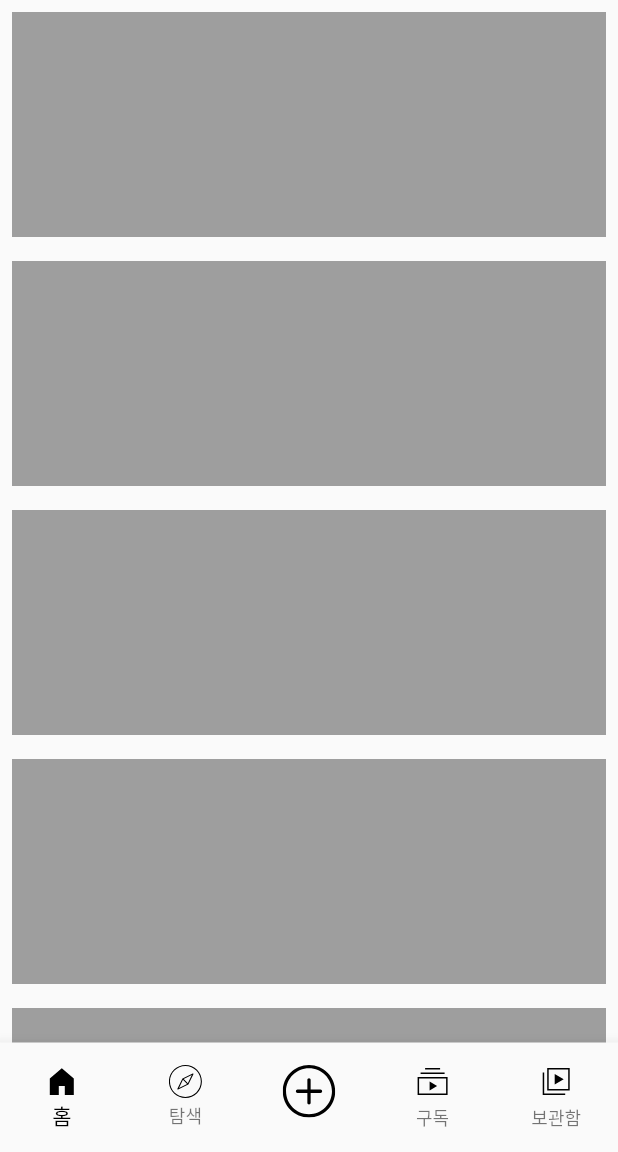
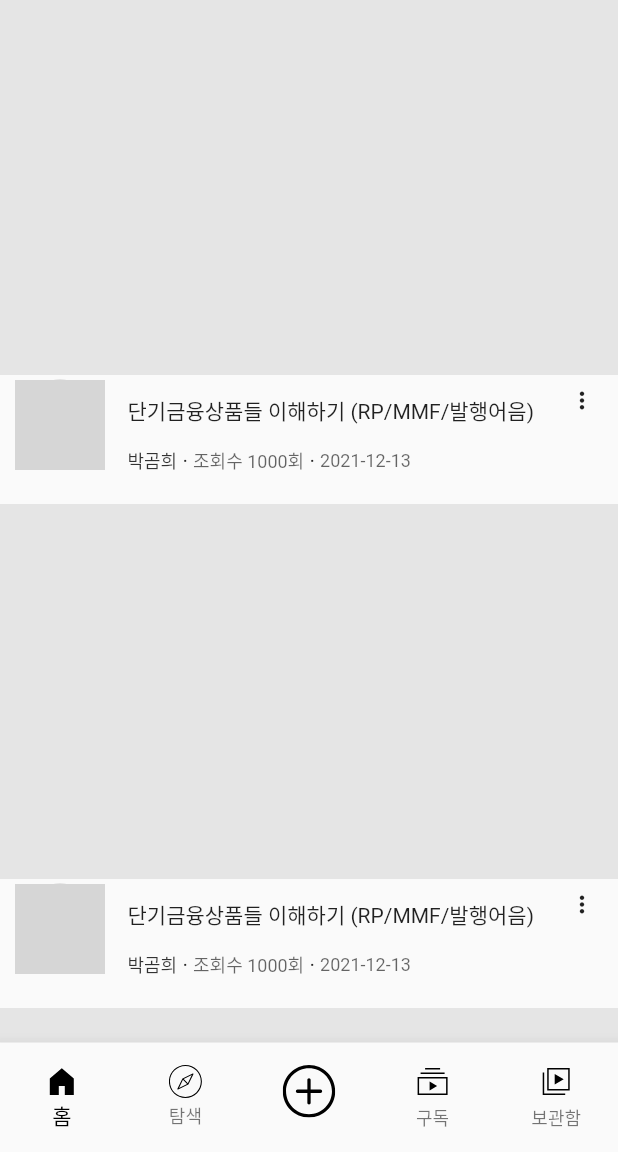
Before and after one commit to 99mini/youtube_clone_app, a Flutter app: the screen it shows after launch, on a phone screen of 412 x 824 dp, the part 84-1236 px from its top. Run offline on Flutter 3.47's test engine with Material 2 defaults, Android fonts, the phone set to English and light mode, and no system bars; our stand-ins replace flutter_svg, get; network calls fail; grey boxes are pictures that could not be loaded.

Commit message:
make home list view

```diff
--- a/lib/main.dart
+++ b/lib/main.dart
@@ -3,6 +3,7 @@ import 'package:get/get.dart';
 import 'package:youtube_clone_app2/src/bindings/init_binding.dart';
 
 import 'src/app.dart';
+import 'src/components/youtube_detail.dart';
 
 void main() {
   runApp(const MyApp());
@@ -15,6 +16,7 @@ class MyApp extends StatelessWidget {
   @override
   Widget build(BuildContext context) {
     return GetMaterialApp(
+      debugShowCheckedModeBanner: false,
       title: 'Youtube clone 2',
       theme: ThemeData(
           primaryColor: Colors.white,
@@ -37,7 +39,11 @@ class MyApp extends StatelessWidget {
         GetPage(
           name: "/",
           page: () => App(),
-        )
+        ),
+        GetPage(
+          name: "/detail/:videoId",
+          page: () => YoutubeDetail(),
+        ),
       ],
     );
   }
--- a/lib/src/components/custom_appbar.dart
+++ b/lib/src/components/custom_appbar.dart
@@ -40,7 +40,7 @@ class CustomAppBar extends StatelessWidget {
           backgroundImage: Image.network(
                   "https://yt3.ggpht.com/yti/APfAmoHFe-HsMxsZgC-FWKqrDHl6p6hixuakc9TytQ=s88-c-k-c0x00ffffff-no-rj-mo")
               .image,
-        )
+        ),
       ],
     );
   }
--- /dev/null
+++ b/lib/src/components/video_widget.dart
@@ -0,0 +1,94 @@
+import 'package:flutter/material.dart';
+
+class VideoWidget extends StatelessWidget {
+  const VideoWidget({Key? key}) : super(key: key);
+
+  Widget _thumbnail() {
+    return Container(
+      height: 250,
+      color: Colors.grey.withOpacity(0.23),
+    );
+  }
+
+  Widget _simpleDetailInfo() {
+    return Container(
+      padding: const EdgeInsets.only(left: 10, bottom: 20),
+      child: Row(
+        children: [
+          CircleAvatar(
+            radius: 30,
+            backgroundColor: Colors.grey.withOpacity(0.5),
+            backgroundImage: Image.network(
+                    "https://yt3.ggpht.com/yti/APfAmoHFe-HsMxsZgC-FWKqrDHl6p6hixuakc9TytQ=s88-c-k-c0x00ffffff-no-rj-mo")
+                .image,
+          ),
+          SizedBox(width: 15),
+          Expanded(
+              child: Column(
+            children: [
+              Row(
+                mainAxisAlignment: MainAxisAlignment.spaceBetween,
+                children: [
+                  Expanded(
+                    child: Text(
+                      "단기금융상품들 이해하기 (RP/MMF/발행어음)",
+                      maxLines: 2,
+                      overflow: TextOverflow.ellipsis,
+                    ),
+                  ),
+                  IconButton(
+                    alignment: Alignment.topCenter,
+                    onPressed: () {},
+                    icon: const Icon(
+                      Icons.more_vert,
+                      size: 18,
+                    ),
+                  )
+                ],
+              ),
+              Row(
+                children: [
+                  Text(
+                    "박곰희",
+                    style: TextStyle(
+                      fontSize: 12,
+                      color: Colors.black.withOpacity(0.8),
+                    ),
+                  ),
+                  Text(" · "),
+                  Text(
+                    "조회수 1000회",
+                    style: TextStyle(
+                      fontSize: 12,
+                      color: Colors.black.withOpacity(0.6),
+                    ),
+                  ),
+                  Text(" · "),
+                  Text(
+                    "2021-12-13",
+                    style: TextStyle(
+                      fontSize: 12,
+                      color: Colors.black.withOpacity(0.6),
+                    ),
+                  ),
+                ],
+              )
+            ],
+          ))
+        ],
+      ),
+    );
+  }
+
+  @override
+  Widget build(BuildContext context) {
+    return Container(
+      child: Column(
+        children: [
+          _thumbnail(),
+          _simpleDetailInfo(),
+        ],
+      ),
+    );
+  }
+}
--- /dev/null
+++ b/lib/src/components/youtube_detail.dart
@@ -0,0 +1,15 @@
+import 'package:flutter/material.dart';
+import 'package:get/get.dart';
+
+class YoutubeDetail extends StatelessWidget {
+  const YoutubeDetail({Key? key}) : super(key: key);
+
+  @override
+  Widget build(BuildContext context) {
+    return Container(
+      child: Center(
+        child: Text(Get.parameters!["videoId"]!),
+      ),
+    );
+  }
+}
--- a/lib/src/pages/home.dart
+++ b/lib/src/pages/home.dart
@@ -1,5 +1,7 @@
 import 'package:flutter/material.dart';
+import 'package:get/get.dart';
 import 'package:youtube_clone_app2/src/components/custom_appbar.dart';
+import 'package:youtube_clone_app2/src/components/video_widget.dart';
 
 class Home extends StatelessWidget {
   const Home({Key? key}) : super(key: key);
@@ -19,12 +21,12 @@ class Home extends StatelessWidget {
           SliverList(
             delegate: SliverChildBuilderDelegate(
               (context, index) {
-                return Padding(
-                  padding: const EdgeInsets.all(8.0),
-                  child: Container(
-                    height: 150,
-                    color: Colors.grey,
-                  ),
+                return GestureDetector(
+                  onTap: () {
+                    //page route
+                    Get.toNamed("/detail/123123");
+                  },
+                  child: VideoWidget(),
                 );
               },
               childCount: 10,
```
